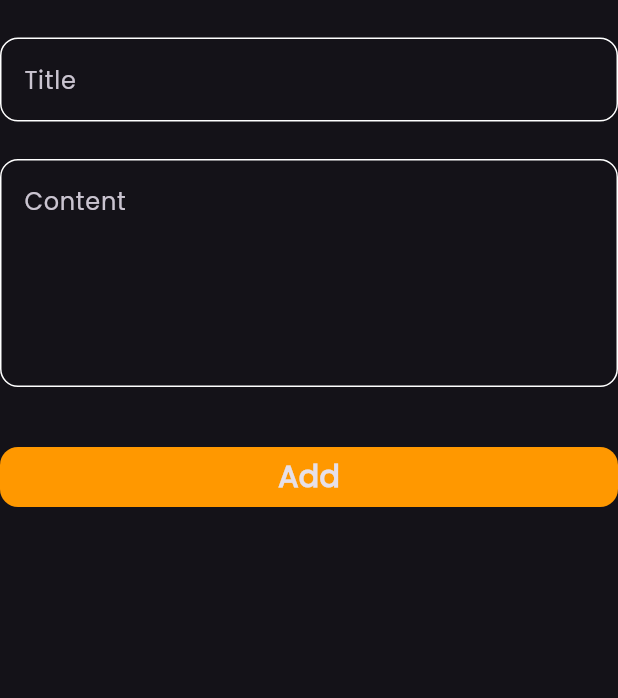
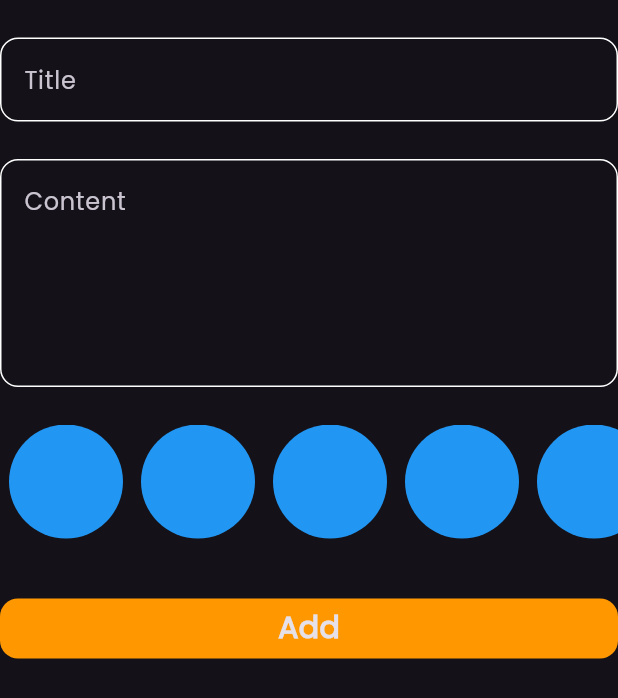
Before and after one commit to MohamedALshayeb/notes_app, a Flutter app: the AddNoteForm widget shown alone on an empty page, opened directly, on a phone screen of 412 x 824 dp. Shown: the top 698 px of the screen. Run offline on Flutter 3.47's test engine with Material 3 defaults, Android fonts, the light colour scheme and no system bars; our stand-ins replace bloc, flutter_bloc, hive, hive_flutter; accounts and stored records are empty.

Commit message:
create custom_color_listview

```diff
--- a/lib/widgets/add_note_form.dart
+++ b/lib/widgets/add_note_form.dart
@@ -4,6 +4,7 @@ import 'package:intl/intl.dart';
 import 'package:notes_app_training/cuibits/add_note_cubit/add_note_cubit.dart';
 import 'package:notes_app_training/models/note_model.dart';
 import 'package:notes_app_training/widgets/custom_bottom.dart';
+import 'package:notes_app_training/widgets/custom_color_listview.dart';
 import 'package:notes_app_training/widgets/custom_text_field.dart';
 
 class AddNoteForm extends StatefulWidget {
@@ -43,6 +44,8 @@ class _AddNoteFormState extends State<AddNoteForm> {
             maxLine: 5,
           ),
           // Spacer(), //will be error if using it inside SingleChildScrollView
+          const SizedBox(height: 25),
+          const CustomColorListView(),
           const SizedBox(height: 40),
 
           BlocBuilder<AddNoteCubit, AddNoteState>(
--- /dev/null
+++ b/lib/widgets/custom_color_listview.dart
@@ -0,0 +1,33 @@
+import 'package:flutter/material.dart';
+
+class ColorItem extends StatelessWidget {
+  const ColorItem({super.key});
+
+  @override
+  Widget build(BuildContext context) {
+    return const Padding(
+      padding: EdgeInsets.symmetric(horizontal: 6),
+      child: CircleAvatar(
+        radius: 38,
+        backgroundColor: Colors.blue,
+      ),
+    );
+  }
+}
+
+class CustomColorListView extends StatelessWidget {
+  const CustomColorListView({super.key});
+
+  @override
+  Widget build(BuildContext context) {
+    return SizedBox(
+      height: 38 * 2,
+      child: ListView.builder(
+          scrollDirection: Axis.horizontal,
+          itemCount: 8,
+          itemBuilder: (context, index) {
+            return const ColorItem();
+          }),
+    );
+  }
+}
```
